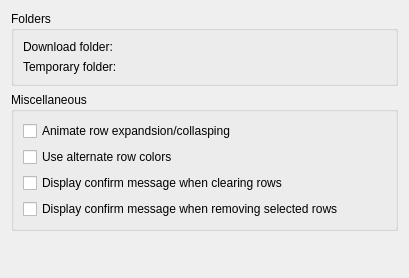
Before: the Qt Designer form src/preferences/preferencesgeneral.ui in KDE/kwooty, drawn with Qt 5.
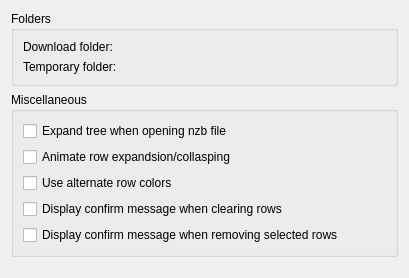
After: the same form once the commit is applied. Custom widgets are drawn as their Qt base class.

Diff of the .ui file:
```diff
--- a/src/preferences/preferencesgeneral.ui
+++ b/src/preferences/preferencesgeneral.ui
@@ -10,7 +10,10 @@
     <height>278</height>
    </rect>
   </property>
-  <layout class="QGridLayout" name="gridLayout">
+  <property name="toolTip">
+   <string>Expand treeview automatically when a .nzb file is open</string>
+  </property>
+  <layout class="QGridLayout" name="gridLayout_2">
    <item row="0" column="0">
     <widget class="QGroupBox" name="groupBoxFolder">
      <property name="title">
@@ -65,8 +68,18 @@
      <property name="title">
       <string>Miscellaneous</string>
      </property>
-     <layout class="QVBoxLayout">
-      <item>
+     <layout class="QGridLayout" name="gridLayout">
+      <item row="0" column="0">
+       <widget class="QCheckBox" name="kcfg_expandTreeView">
+        <property name="toolTip">
+         <string>Expand treeview automatically when a .nzb file is open</string>
+        </property>
+        <property name="text">
+         <string>Expand tree when opening nzb file</string>
+        </property>
+       </widget>
+      </item>
+      <item row="1" column="0">
        <widget class="QCheckBox" name="kcfg_animateTreeView">
         <property name="toolTip">
          <string>Expand and collapse treeview with animation</string>
@@ -76,7 +89,7 @@
         </property>
        </widget>
       </item>
-      <item>
+      <item row="2" column="0">
        <widget class="QCheckBox" name="kcfg_alternateColors">
         <property name="toolTip">
          <string>Alternate background color for each row</string>
@@ -86,7 +99,7 @@
         </property>
        </widget>
       </item>
-      <item>
+      <item row="3" column="0">
        <widget class="QCheckBox" name="kcfg_confirmClear">
         <property name="toolTip">
          <string>Display dialog box when Clear button has been pushed</string>
@@ -96,7 +109,7 @@
         </property>
        </widget>
       </item>
-      <item>
+      <item row="4" column="0">
        <widget class="QCheckBox" name="kcfg_confirmRemove">
         <property name="toolTip">
          <string>Display dialog box when Remove button has been pushed</string>
```
